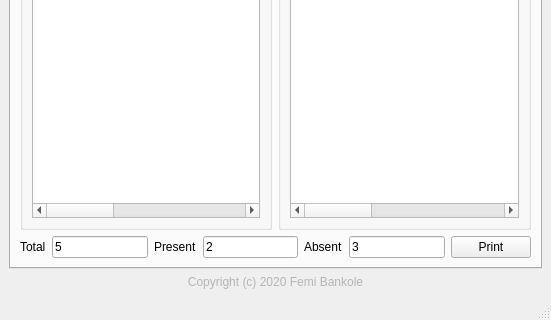
Above: ui/xrecog.ui from iTranscend/xRecog before the change; both pictures show x 0 to 551 and y 253 to 573 of the 551 by 573 pixel window. Below: the same form after it.
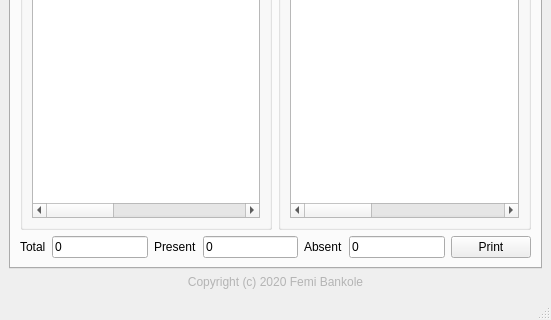
That is the form after the change. Icons and pictures are not drawn.

Commit message: Reset stat counts to 0

```diff
--- a/ui/xrecog.ui
+++ b/ui/xrecog.ui
@@ -236,7 +236,7 @@
             <item row="0" column="1">
              <widget class="QLineEdit" name="totalLineEdit">
               <property name="text">
-               <string>5</string>
+               <string>0</string>
               </property>
               <property name="readOnly">
                <bool>true</bool>
@@ -257,7 +257,7 @@
             <item row="0" column="1">
              <widget class="QLineEdit" name="presentLineEdit">
               <property name="text">
-               <string>2</string>
+               <string>0</string>
               </property>
               <property name="readOnly">
                <bool>true</bool>
@@ -278,7 +278,7 @@
             <item row="0" column="1">
              <widget class="QLineEdit" name="absentLineEdit">
               <property name="text">
-               <string>3</string>
+               <string>0</string>
               </property>
               <property name="readOnly">
                <bool>true</bool>
```
